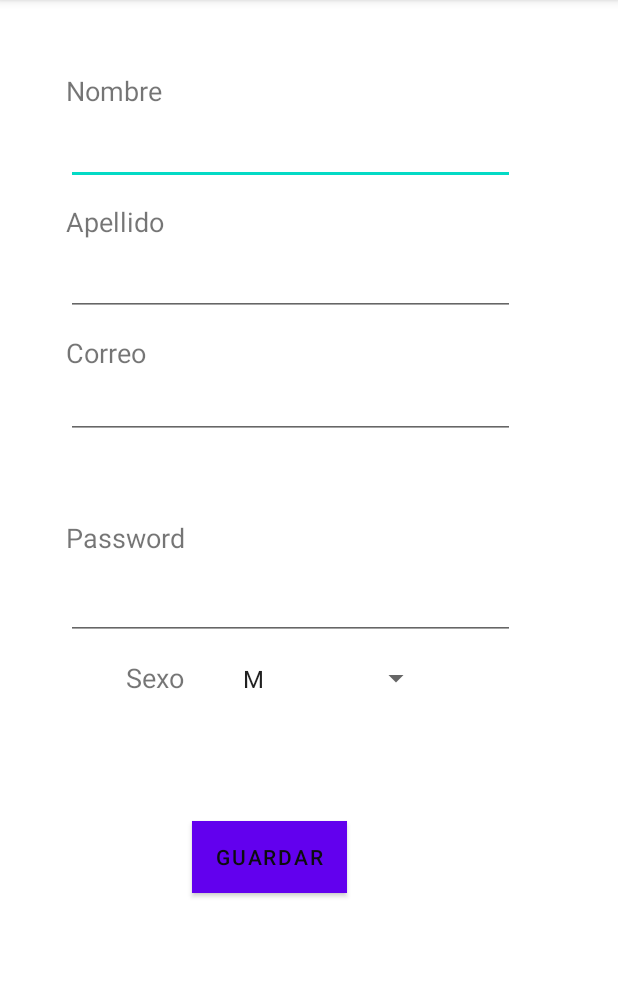
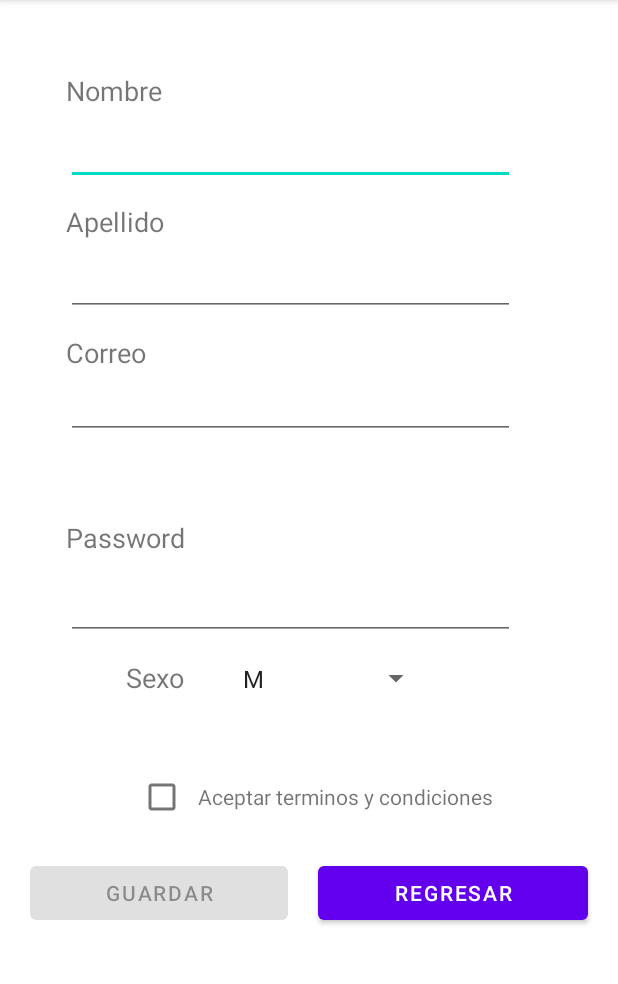
Before and after one commit to JulioJavif/AndroidTaller1, an Android app: the screen it shows after launch (RegisterActivity), after a tap on "REGISTRAR", on a phone screen of 412 x 824 dp, the part 84-1068 px from its top. Run offline under Robolectric (Android 15) with nearby library versions, the phone set to English and light mode, and no system bars.

Commit message:
Tares del 1 al 5 terminadas

```diff
--- a/app/src/main/AndroidManifest.xml
+++ b/app/src/main/AndroidManifest.xml
@@ -9,6 +9,7 @@
         android:roundIcon="@mipmap/ic_launcher_round"
         android:supportsRtl="true"
         android:theme="@style/Theme.AndroidTaller1">
+        <activity android:name=".HomeActivity"></activity>
         <activity android:name=".MainActivity">
             <intent-filter>
                 <action android:name="android.intent.action.MAIN" />
@@ -16,8 +17,7 @@
                 <category android:name="android.intent.category.LAUNCHER" />
             </intent-filter>
         </activity>
-        <activity android:name=".RegisterActivity">
-        </activity>
+        <activity android:name=".RegisterActivity"></activity>
     </application>
 
 </manifest>
--- a/app/src/main/java/com/example/androidtaller1/MainActivity.java
+++ b/app/src/main/java/com/example/androidtaller1/MainActivity.java
@@ -2,10 +2,13 @@ package com.example.androidtaller1;
 
 import androidx.appcompat.app.AppCompatActivity;
 
+import android.content.Context;
 import android.content.Intent;
+import android.content.SharedPreferences;
 import android.os.Bundle;
 import android.view.View;
 import android.widget.Button;
+import android.widget.CheckBox;
 import android.widget.EditText;
 import android.widget.Toast;
 
@@ -13,6 +16,7 @@ public class MainActivity extends AppCompatActivity {
 
     Button registro, ingresar;
     EditText txtCorreo, txtpass;
+    CheckBox cbxrecordar;
     @Override
     protected void onCreate(Bundle savedInstanceState) {
         super.onCreate(savedInstanceState);
@@ -22,6 +26,8 @@ public class MainActivity extends AppCompatActivity {
         ingresar = findViewById(R.id.btncontinuar);
         txtCorreo = findViewById(R.id.usuario);
         txtpass = findViewById(R.id.contraseña);
+        cargarPreferencias();
+        cbxrecordar = findViewById(R.id.cbxrecordar);
         DAOUsuario dao = new DAOUsuario(this);
 
         registro.setOnClickListener(new View.OnClickListener() {
@@ -42,11 +48,42 @@ public class MainActivity extends AppCompatActivity {
                     Toast.makeText(getApplicationContext(), "Debe llenar los campos", Toast.LENGTH_LONG).show();
                 }else if (dao.login(correo, pass) ==1){
                     Usuario us = dao.getUsuario(correo, pass);
-                    Toast.makeText(getApplicationContext(), "Datos Correctos", Toast.LENGTH_LONG).show();
+                    if (cbxrecordar.isChecked()){
+                        guardarPreferencias(correo, pass);
+                        Toast.makeText(getApplicationContext(), "Preferencias guardadas", Toast.LENGTH_SHORT).show();
+                    }
+                    //Toast.makeText(getApplicationContext(), "Inicio correcto, bienvenido: "+us.getNombre(), Toast.LENGTH_LONG).show();
+                    Intent i = new Intent(getApplicationContext(), HomeActivity.class);
+                    i.putExtra("id", us.getId());
+                    startActivity(i);
+                    finish();
                 }else {
-                    Toast.makeText(getApplicationContext(), "Usuario no encontrado", Toast.LENGTH_LONG).show();
+                    Toast.makeText(getApplicationContext(), "Correo o contraseña no válidos", Toast.LENGTH_LONG).show();
                 }
             }
         });
     }
+
+    private void guardarPreferencias(String correo, String pass){
+        SharedPreferences pref = getSharedPreferences
+                ("credenciales", Context.MODE_PRIVATE);
+
+        SharedPreferences.Editor editor = pref.edit();
+        editor.putString("correo", correo);
+        editor.putString("pass", pass);
+
+        editor.commit();
+    }
+
+    private void cargarPreferencias() {
+        SharedPreferences pref = getSharedPreferences
+                ("credenciales", Context.MODE_PRIVATE);
+
+        String correo = pref.getString("correo", " ");
+        String pass = pref.getString("pass", " ");
+
+        //Toast.makeText(getApplicationContext(), "pass: "+pass, Toast.LENGTH_SHORT).show();
+        txtCorreo.setText(correo);
+        txtpass.setText(pass);
+    }
 }
--- a/app/src/main/java/com/example/androidtaller1/RegisterActivity.java
+++ b/app/src/main/java/com/example/androidtaller1/RegisterActivity.java
@@ -8,6 +8,7 @@ import android.view.View;
 import android.widget.AdapterView;
 import android.widget.ArrayAdapter;
 import android.widget.Button;
+import android.widget.CheckBox;
 import android.widget.EditText;
 import android.widget.Spinner;
 import android.widget.Toast;
@@ -17,8 +18,9 @@ public class RegisterActivity extends AppCompatActivity implements AdapterView.O
     Spinner spiner;
     String text;
 
-    Button guardar;
+    Button guardar, regresar;
     EditText txtNombre, txtApellido, txtCorreo, txtContrasena;
+    CheckBox aceptarTerm;
     DAOUsuario dao;
     @Override
     protected void onCreate(Bundle savedInstanceState) {
@@ -36,6 +38,9 @@ public class RegisterActivity extends AppCompatActivity implements AdapterView.O
         txtApellido = findViewById(R.id.edtapellido);
         txtCorreo = findViewById(R.id.edtcorreo);
         txtContrasena = findViewById(R.id.edtpassword);
+        aceptarTerm = findViewById(R.id.cbxaceptarterm);
+        regresar = findViewById(R.id.btnregresar);
+        guardar.setEnabled(false);
 
         dao = new DAOUsuario(this);
 
@@ -48,6 +53,7 @@ public class RegisterActivity extends AppCompatActivity implements AdapterView.O
                 u.setCorreo(txtCorreo.getText().toString());
                 u.setContrasena(txtContrasena.getText().toString());
                 u.setSexo(spiner.getSelectedItem().toString());
+                if (!u.getContrasena().isEmpty() && u.getContrasena().length()>5){
                     if (u.isNull()){
                         Toast.makeText(RegisterActivity.this, "Error: campos vacíos", Toast.LENGTH_LONG).show();
                     }else if (dao.insertUsuario(u)){
@@ -58,6 +64,29 @@ public class RegisterActivity extends AppCompatActivity implements AdapterView.O
                     }else{
                         Toast.makeText(RegisterActivity.this, "Usuario ya registrado", Toast.LENGTH_LONG).show();
                     }
+                }else {
+                    Toast.makeText(getApplicationContext(), "La contraseña debe tener mínimo 6 caracteres", Toast.LENGTH_SHORT).show();
+                }
+            }
+        });
+
+        aceptarTerm.setOnClickListener(new View.OnClickListener() {
+            @Override
+            public void onClick(View v) {
+                if (aceptarTerm.isChecked()){
+                    guardar.setEnabled(true);
+                }else {
+                    guardar.setEnabled(false);
+                }
+            }
+        });
+
+        regresar.setOnClickListener(new View.OnClickListener() {
+            @Override
+            public void onClick(View v) {
+                Intent i = new Intent(getApplicationContext(), MainActivity.class);
+                startActivity(i);
+                finish();
             }
         });
     }
--- a/app/src/main/res/layout/activity_register.xml
+++ b/app/src/main/res/layout/activity_register.xml
@@ -6,15 +6,22 @@
     android:layout_width="match_parent"
     android:layout_height="match_parent">
 
+    <ScrollView
+        android:layout_width="match_parent"
+        android:layout_height="match_parent">
+
+        <LinearLayout
+            android:layout_width="match_parent"
+            android:layout_height="wrap_content"
+            android:orientation="vertical" >
+
             <LinearLayout
                 android:id="@+id/linearLayout"
                 android:layout_width="299dp"
                 android:layout_height="75dp"
                 android:layout_marginStart="44dp"
                 android:layout_marginTop="48dp"
-        android:orientation="vertical"
-        app:layout_constraintStart_toStartOf="parent"
-        app:layout_constraintTop_toTopOf="parent">
+                android:orientation="vertical">
 
                 <TextView
                     android:layout_width="match_parent"
@@ -26,7 +33,7 @@
                 <EditText
                     android:id="@+id/edtnombre"
                     android:layout_width="match_parent"
-            android:layout_height="5dp"
+                    android:layout_height="7dp"
                     android:layout_weight="1"
                     android:ems="10"
                     android:inputType="textPersonName" />
@@ -38,9 +45,7 @@
                 android:layout_height="75dp"
                 android:layout_marginStart="44dp"
                 android:layout_marginTop="12dp"
-        android:orientation="vertical"
-        app:layout_constraintStart_toStartOf="parent"
-        app:layout_constraintTop_toBottomOf="@+id/linearLayout">
+                android:orientation="vertical">
 
                 <TextView
                     android:layout_width="match_parent"
@@ -63,9 +68,7 @@
                 android:layout_height="75dp"
                 android:layout_marginStart="44dp"
                 android:layout_marginTop="12dp"
-        android:orientation="vertical"
-        app:layout_constraintStart_toStartOf="parent"
-        app:layout_constraintTop_toBottomOf="@+id/linearLayout3" >
+                android:orientation="vertical">
 
                 <TextView
                     android:id="@+id/textView7"
@@ -93,9 +96,7 @@
                 android:layout_height="75dp"
                 android:layout_marginStart="44dp"
                 android:layout_marginTop="48dp"
-        android:orientation="vertical"
-        app:layout_constraintStart_toStartOf="parent"
-        app:layout_constraintTop_toBottomOf="@+id/linearLayout4">
+                android:orientation="vertical">
 
                 <TextView
                     android:id="@+id/textView9"
@@ -118,9 +119,7 @@
                 android:layout_height="54dp"
                 android:layout_marginStart="84dp"
                 android:layout_marginTop="16dp"
-        android:orientation="horizontal"
-        app:layout_constraintStart_toStartOf="parent"
-        app:layout_constraintTop_toBottomOf="@+id/linearLayout6">
+                android:orientation="horizontal">
 
                 <TextView
                     android:id="@+id/textView10"
@@ -138,19 +137,53 @@
 
             </LinearLayout>
 
+            <LinearLayout
+                android:layout_width="wrap_content"
+                android:layout_height="wrap_content"
+                android:layout_marginStart="84dp"
+                android:layout_marginTop="16dp"
+                android:orientation="horizontal">
+
+                <CheckBox
+                    android:id="@+id/cbxaceptarterm"
+                    android:layout_width="match_parent"
+                    android:layout_height="wrap_content" />
+
+                <TextView
+                    android:id="@+id/textView"
+                    android:layout_width="match_parent"
+                    android:layout_height="wrap_content"
+                    android:text="Aceptar terminos y condiciones" />
+            </LinearLayout>
+
+            <LinearLayout
+                android:layout_width="match_parent"
+                android:layout_height="match_parent"
+                android:layout_marginTop="16dp">
+
                 <Button
                     android:id="@+id/btnguardar"
                     android:layout_width="wrap_content"
                     android:layout_height="wrap_content"
-        android:layout_marginStart="128dp"
-        android:layout_marginTop="56dp"
-        android:background="#706E6E"
-        android:backgroundTint="#959191"
+                    android:layout_marginStart="20dp"
+                    android:layout_marginTop="0dp"
+                    android:layout_marginEnd="10dp"
+                    android:layout_weight="1"
                     android:text="Guardar"
-        android:textColor="#0C0D0E"
-        android:textColorHighlight="#716F6F"
-        app:layout_constraintStart_toStartOf="parent"
-        app:layout_constraintTop_toBottomOf="@+id/linearLayout8"
-        app:rippleColor="#817F7F" />
+                    tools:layout_marginRight="10dp" />
+
+                <Button
+                    android:id="@+id/btnregresar"
+                    android:layout_width="wrap_content"
+                    android:layout_height="wrap_content"
+                    android:layout_marginStart="10dp"
+                    android:layout_marginEnd="20dp"
+                    android:layout_weight="1"
+                    android:text="Regresar" />
+
+            </LinearLayout>
+
+        </LinearLayout>
+    </ScrollView>
 
 </androidx.constraintlayout.widget.ConstraintLayout>
```
Also changed, not shown: app/src/main/java/com/example/androidtaller1/HomeActivity.java (added, +19 -0 lines), app/src/main/res/layout/activity_home.xml (added, +74 -0 lines), app/src/main/res/layout/activity_main.xml (+7 -33 lines). Lines whose indentation alone changed are shown as unchanged.
